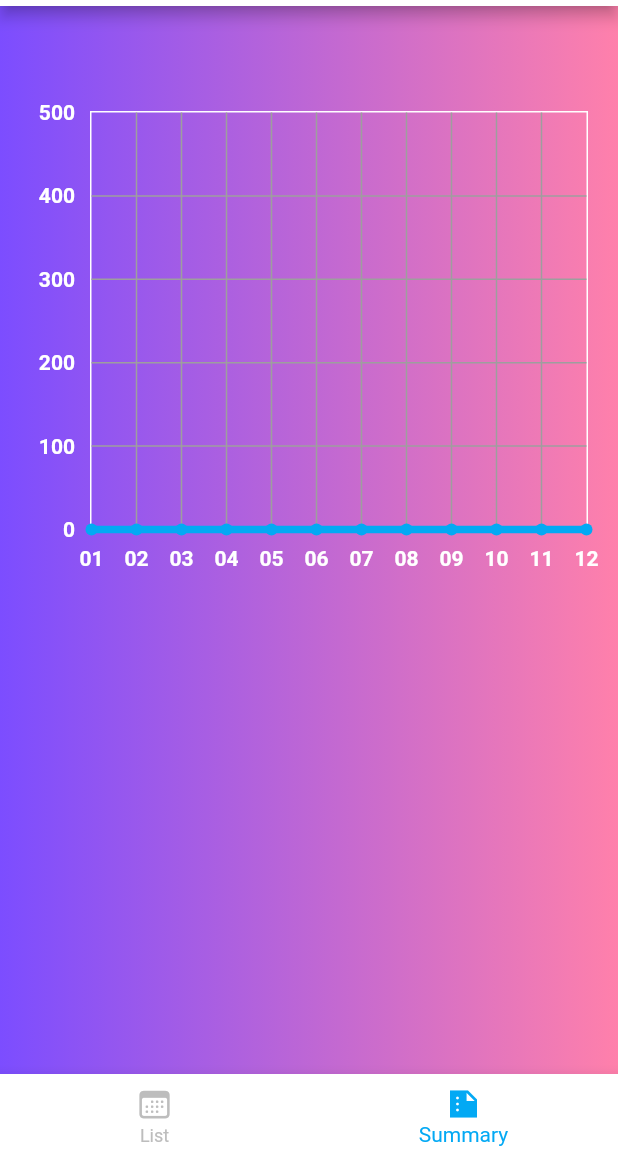
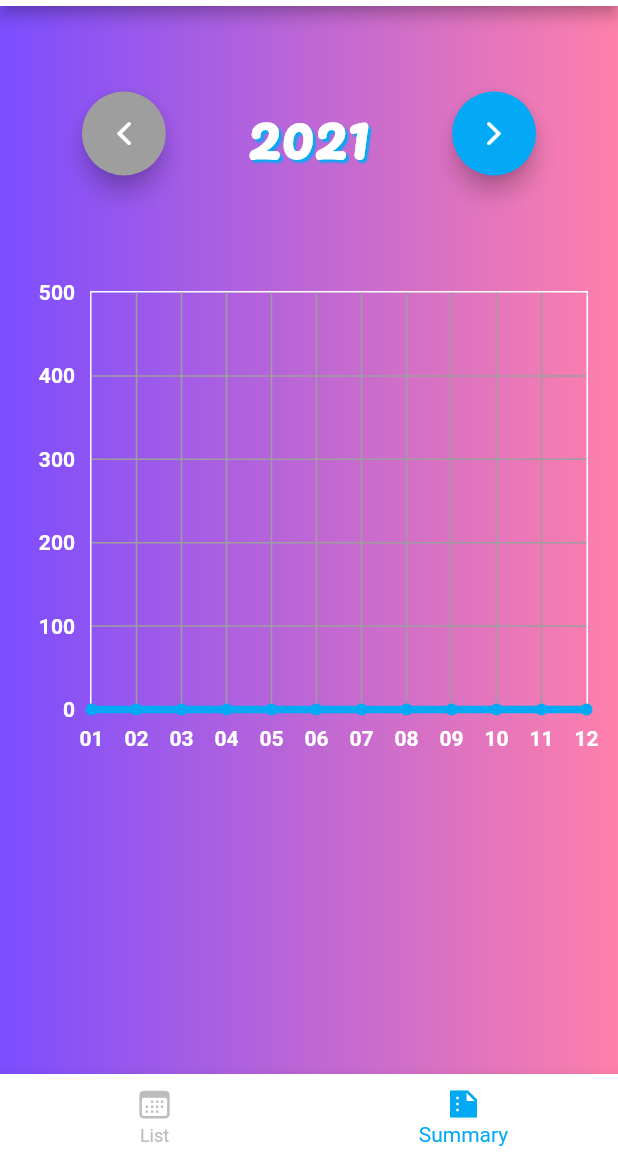
Before and after one commit to fcb1899v/allowance_flutter, a Flutter app: the screen it shows after launch, item 2 of the bottom bar chosen, on a phone screen of 412 x 824 dp, the part 78-1236 px from its top. Run offline on Flutter 3.47's test engine with Material 2 defaults, Android fonts, the light colour scheme and no system bars; drawn by our look-alikes of fl_chart; our stand-ins replace package_info, percent_indicator, shared_preferences; generated files the repository leaves out were written again; Roboto replaces fonts that are missing (defaultFont).

Commit message:
7th Commit

```diff
--- a/lib/MainBody/mainBody.dart
+++ b/lib/MainBody/mainBody.dart
@@ -22,11 +22,11 @@ class _mainBodyState extends State<mainBody> {
       child: Center(
         child: Column(
           children: <Widget>[
-            SizedBox(height: 50),
+            SizedBox(height: 60),
             balanceView(viewModel),
             SizedBox(height: 30),
             counterPlusMinus(viewModel),
-            SizedBox(height: 50),
+            SizedBox(height: 60),
             spendSpreadSheet(viewModel),
           ]
         ),
--- a/lib/SummaryBody/lineChart.dart
+++ b/lib/SummaryBody/lineChart.dart
@@ -15,8 +15,6 @@ class lineChart extends StatefulWidget {
 class _lineChartState extends State<lineChart> {
   final mainViewModel viewModel;
   _lineChartState(this.viewModel);
-
-  int yearindex = 0;
 
   @override
   Widget build(BuildContext context) {
@@ -107,12 +105,19 @@ class _lineChartState extends State<lineChart> {
     return FlAxisTitleData(
       topTitle: AxisTitle(
         showTitle: true,
-        titleText: "${AppLocalizations.of(context)!.savedmoney} ${viewModel.startdate.toYear() + yearindex} [${viewModel.unitvalue}]",
+        titleText: "${AppLocalizations.of(context)!.savedmoney} [${viewModel.unitvalue}]",
         textStyle: TextStyle(
           color: Colors.white,
           fontWeight: FontWeight.bold,
-          fontSize: 28,
+          fontSize: 32,
           fontFamily: (lang == "ja") ? 'jaAccent': 'enAccent',
+          shadows: <Shadow>[
+            Shadow(
+              offset: Offset(2.0, 2.0),
+              blurRadius: 1.0,
+              color: Colors.lightBlue,
+            ),
+          ],
         ),
         margin: 20,
       ),
@@ -132,7 +137,7 @@ class _lineChartState extends State<lineChart> {
 
   List<LineChartBarData> _linechartbardatalist() {
     List<FlSpot> flspotlist = List.generate(12,
-      (index) => FlSpot(index.toDouble(), viewModel.balance[yearindex][index - 12 * yearindex])
+      (index) => FlSpot(index.toDouble(), viewModel.balance[viewModel.yearindex][index])
     );
     return [ LineChartBarData(
       spots: flspotlist,
--- a/lib/SummaryBody/summeryBody.dart
+++ b/lib/SummaryBody/summeryBody.dart
@@ -2,6 +2,7 @@ import 'package:flutter/material.dart';
 import 'package:flutter/cupertino.dart';
 import '../MainView/mainViewModel.dart';
 import 'lineChart.dart';
+import 'yearPlusMinus.dart';
 
 class summeryBody extends StatefulWidget {
   final mainViewModel viewModel;
@@ -21,8 +22,8 @@ class _summeryBodyState extends State<summeryBody> {
         child: Column(
           children: <Widget>[
             SizedBox(height: 50),
-            // segmentMenu(viewModel),
-            // SizedBox(height: 30),
+            yearPlusMinus(viewModel),
+            SizedBox(height: 50),
             lineChart(viewModel),
             SizedBox(height: 50),
           ]
--- /dev/null
+++ b/lib/SummaryBody/yearPlusMinus.dart
@@ -0,0 +1,69 @@
+import 'package:flutter/material.dart';
+import 'package:flutter/cupertino.dart';
+import '../MainView/mainViewModel.dart';
+import '../MainView/extension.dart';
+
+class yearPlusMinus extends StatefulWidget{
+  final mainViewModel viewModel;
+  yearPlusMinus(this.viewModel);
+  @override
+  yearPlusMinusState createState() => new yearPlusMinusState(viewModel);
+}
+
+class yearPlusMinusState extends State<yearPlusMinus> {
+  final mainViewModel viewModel;
+  yearPlusMinusState(this.viewModel);
+
+  @override
+  Widget build(BuildContext context) {
+    var lang = Localizations.localeOf(context).languageCode;
+    return Row(
+      mainAxisAlignment: MainAxisAlignment.center,
+      children: [
+        Spacer(),
+        FloatingActionButton(
+          backgroundColor: (viewModel.yearindex > 0) ?
+            Colors.lightBlue: Colors.grey,
+          onPressed: () {
+            setState(() {
+              viewModel.decreaseYearIndex();
+            });
+          },
+          child: Icon(CupertinoIcons.back),
+          tooltip: 'Decrease',
+          heroTag: "hero12",
+        ),
+        Spacer(),
+        Text("${viewModel.startdate.toYear() + viewModel.yearindex}",
+          style: TextStyle(
+            color: Colors.white,
+            fontSize: 40,
+            fontWeight: FontWeight.bold,
+            shadows: <Shadow>[
+              Shadow(
+                offset: Offset(2.0, 2.0),
+                blurRadius: 1.0,
+                color: Colors.lightBlue,
+              ),
+            ],
+            fontFamily: (lang == "ja") ? 'jaAccent': 'enAccent',
+          ),
+        ),
+        Spacer(),
+        FloatingActionButton(
+          backgroundColor: (viewModel.yearindex < 9) ?
+            Colors.lightBlue: Colors.grey,
+          onPressed: () {
+            setState((){
+              viewModel.increaseYearIndex();
+            });
+          },
+          child: Icon(CupertinoIcons.forward),
+          tooltip: 'Increase',
+          heroTag: "hero11",
+        ),
+        Spacer(),
+      ],
+    );
+  }
+}
--- a/lib/l10n/app_ja.arb
+++ b/lib/l10n/app_ja.arb
@@ -14,7 +14,7 @@
   "settingdeschint": "入力してね",
   "amnt": "使ったお金",
   "inputamnt": "入力してね",
-  "settingamnttitle": "買ったものの金額",
+  "settingamnttitle": "金額",
   "settingamnthint": "数字を入力してね",
   "enter": "入力してね",
   "cancel": "キャンセル",
--- a/lib/main.dart
+++ b/lib/main.dart
@@ -21,12 +21,21 @@ class MyApp extends StatelessWidget {
 
   @override
   Widget build(BuildContext context) {
+    // return FutureBuilder(
+    //   // Replace the 3 second delay with your initialization code:
+    //   future: Future.delayed(Duration(seconds: 3)),
+    //   builder: (context, AsyncSnapshot snapshot) {
+    //     // Show splash screen while waiting for app resources to load:
+    //     if (snapshot.connectionState == ConnectionState.waiting) {
+    //       return MaterialApp(
+    //           home: Splash()
+    //       );
+    //     } else {
+    //       // Loading is done, return the app:
           return MaterialApp(
             home: MainPage(),
             initialRoute: "/",
-      routes: {
-        //"/summary": (context) => SummaryPage(mainViewModel()),
-      },
+            routes: {},
             debugShowCheckedModeBanner: false,
             title: "Allowance App",
             localizationsDelegates: AppLocalizations.localizationsDelegates,
@@ -41,8 +50,25 @@ class MyApp extends StatelessWidget {
               visualDensity: VisualDensity.adaptivePlatformDensity,
             ),
           );
+    //     }
+    //   }
+    // );
   }
 }
+
+// class Splash extends StatelessWidget {
+//   @override
+//   Widget build(BuildContext context) {
+//     return Scaffold(
+//       body: Center(
+//         child: Icon(
+//           Icons.apartment_outlined,
+//           size: MediaQuery.of(context).size.width,
+//         ),
+//       ),
+//     );
+//   }
+// }
 
 class MainPage extends StatefulWidget {
   MainPage({Key? key}) : super(key: key);
```
Also changed, not shown: lib/MainView/mainViewModel.dart (+21 -1 lines). Lines whose indentation alone changed are shown as unchanged.
